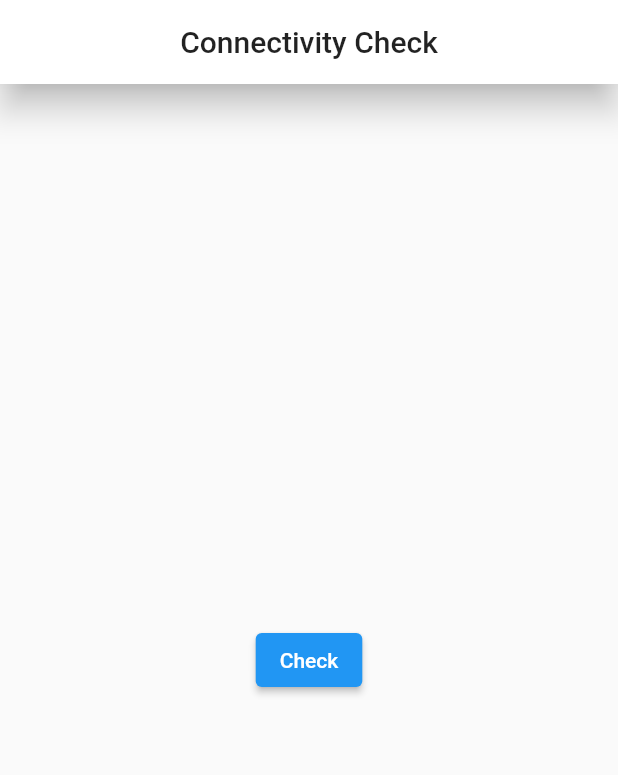
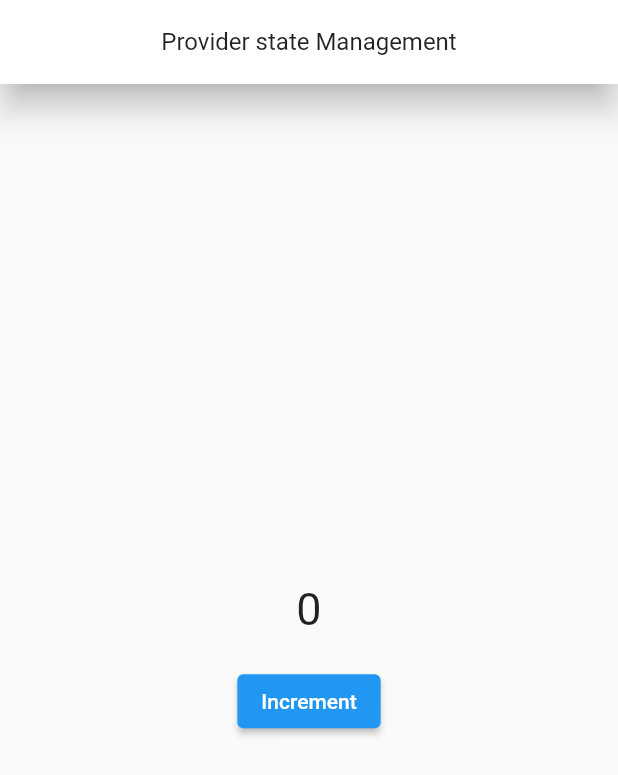
Before and after one commit to sadman-ichha/Flutter-Learing, a Flutter app: the screen it shows after launch, on a phone screen of 412 x 824 dp. Shown: the top 775 px of the screen. Run offline on Flutter 3.47's test engine with Material 2 defaults, Android fonts, the phone set to English and light mode, and no system bars; our stand-ins replace auto_size_text, connectivity_plus, flutter_svg, fluttertoast, font_awesome_flutter, quickalert and 1 more.

Commit message:
Provider increment

```diff
--- a/lib/main.dart
+++ b/lib/main.dart
@@ -1,10 +1,17 @@
 // ignore_for_file: prefer_const_constructors
 
 import 'package:flutter/material.dart';
-import 'packages/connectivity_check.dart';
+import 'package:flutter_pratice/provider/eligibility_provider_screen.dart';
+import 'package:provider/provider.dart';
+import 'provider/eligibility_screen.dart';
 
 void main() {
-  runApp(MyApp());
+  runApp(
+    ChangeNotifierProvider(
+      create: (BuildContext context) => EligibilityProviderScreen(),
+      child: MyApp(),
+    ),
+  );
 }
 
 class MyApp extends StatelessWidget {
@@ -14,7 +21,7 @@ class MyApp extends StatelessWidget {
   Widget build(BuildContext context) {
     return MaterialApp(
       debugShowCheckedModeBanner: false,
-      home: ConnectivityCheck(),
+      home: EligibilityScreen(),
     );
   }
 }
--- /dev/null
+++ b/lib/provider/eligibility_provider_screen.dart
@@ -0,0 +1,9 @@
+import 'package:flutter/widgets.dart';
+
+class EligibilityProviderScreen extends ChangeNotifier {
+  int value = 0;
+  increment() {
+    value++;
+    notifyListeners();
+  }
+}
--- /dev/null
+++ b/lib/provider/eligibility_screen.dart
@@ -0,0 +1,42 @@
+// ignore_for_file: prefer_const_constructors
+
+import 'package:flutter/material.dart';
+import 'package:provider/provider.dart';
+
+import 'eligibility_provider_screen.dart';
+
+class EligibilityScreen extends StatelessWidget {
+  const EligibilityScreen({Key? key}) : super(key: key);
+
+  @override
+  Widget build(BuildContext context) {
+    final providerData = Provider.of<EligibilityProviderScreen>(context);
+    return Scaffold(
+      appBar: AppBar(
+        title: Text("Provider state Management",
+            style: Theme.of(context).textTheme.titleMedium),
+        centerTitle: true,
+        elevation: 9,
+        backgroundColor: Colors.white,
+      ),
+      body: Center(
+        child: Column(
+          mainAxisAlignment: MainAxisAlignment.center,
+          children: [
+            Text(
+              providerData.value.toString(),
+              style: TextStyle(fontSize: 30),
+            ),
+            SizedBox(height: 20.0),
+            ElevatedButton(
+              onPressed: () {
+                providerData.increment();
+              },
+              child: Text("Increment"),
+            ),
+          ],
+        ),
+      ),
+    );
+  }
+}
--- a/pubspec.yaml
+++ b/pubspec.yaml
@@ -39,6 +39,7 @@ dependencies:
   quickalert: ^1.0.0
   email_validator: ^2.1.17
   connectivity_plus: ^3.0.2
+  provider: ^6.0.4
 
 
   # The following adds the Cupertino Icons font to your application.
```
Also changed, not shown: pubspec.lock.
